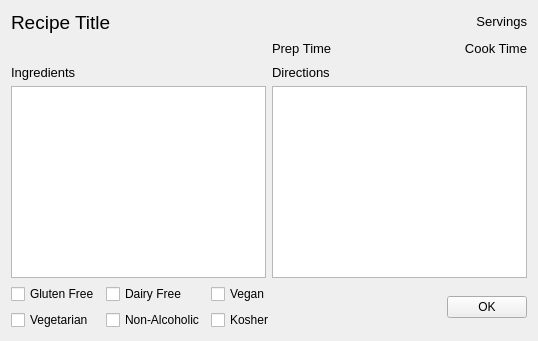
Before: the Qt Designer form UI/RecipeWidgetClaire.ui in ckonz528/ArugulaProjectV2, drawn with Qt 5.
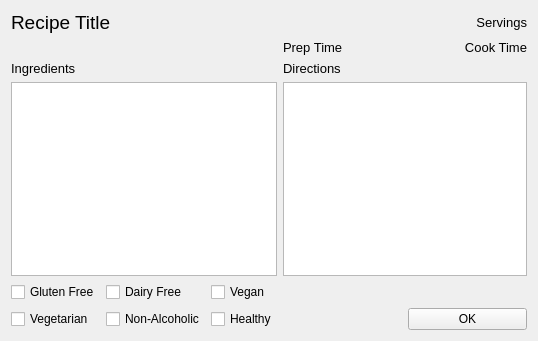
After: the same form once the commit is applied.

Commit message: reworked layout and labels for recipe widget

The edit to the form file:
```diff
--- a/UI/RecipeWidgetClaire.ui
+++ b/UI/RecipeWidgetClaire.ui
@@ -13,11 +13,9 @@
   <property name="windowTitle">
    <string>Form</string>
   </property>
-  <layout class="QVBoxLayout" name="verticalLayout">
-   <item>
-    <layout class="QGridLayout" name="gridLayout_3">
-     <item row="0" column="0">
-      <widget class="QLabel" name="label">
+  <layout class="QGridLayout" name="gridLayout">
+   <item row="0" column="0" colspan="2">
+    <widget class="QLabel" name="L_recipeTitle">
        <property name="font">
         <font>
          <pointsize>14</pointsize>
@@ -28,10 +26,8 @@
        </property>
       </widget>
      </item>
-     <item row="0" column="1" rowspan="2">
-      <layout class="QGridLayout" name="gridLayout_2">
-       <item row="0" column="1">
-        <widget class="QLabel" name="label_3">
+   <item row="0" column="4">
+    <widget class="QLabel" name="L_servings">
          <property name="font">
           <font>
            <pointsize>10</pointsize>
@@ -45,8 +41,8 @@
          </property>
         </widget>
        </item>
-       <item row="1" column="0">
-        <widget class="QLabel" name="label_6">
+   <item row="1" column="3">
+    <widget class="QLabel" name="L_prepTime">
          <property name="font">
           <font>
            <pointsize>10</pointsize>
@@ -57,8 +53,8 @@
          </property>
         </widget>
        </item>
-       <item row="1" column="1">
-        <widget class="QLabel" name="label_5">
+   <item row="1" column="4">
+    <widget class="QLabel" name="L_cookTime">
          <property name="font">
           <font>
            <pointsize>10</pointsize>
@@ -72,25 +68,8 @@
          </property>
         </widget>
        </item>
-      </layout>
-     </item>
-     <item row="1" column="0">
-      <spacer name="verticalSpacer">
-       <property name="orientation">
-        <enum>Qt::Vertical</enum>
-       </property>
-       <property name="sizeHint" stdset="0">
-        <size>
-         <width>20</width>
-         <height>18</height>
-        </size>
-       </property>
-      </spacer>
-     </item>
-     <item row="2" column="0" colspan="2">
-      <layout class="QHBoxLayout" name="horizontalLayout_2">
-       <item>
-        <widget class="QLabel" name="label_2">
+   <item row="2" column="0">
+    <widget class="QLabel" name="L_ingredients">
          <property name="font">
           <font>
            <pointsize>10</pointsize>
@@ -101,8 +80,8 @@
          </property>
         </widget>
        </item>
-       <item>
-        <widget class="QLabel" name="label_7">
+   <item row="2" column="3">
+    <widget class="QLabel" name="L_directions">
          <property name="font">
           <font>
            <pointsize>10</pointsize>
@@ -113,89 +92,60 @@
          </property>
         </widget>
        </item>
-      </layout>
-     </item>
-    </layout>
+   <item row="3" column="0" colspan="3">
+    <widget class="QListWidget" name="LW_ingredientList"/>
+   </item>
+   <item row="3" column="3" colspan="2">
+    <widget class="QTextBrowser" name="TB_directionsText"/>
    </item>
-   <item>
-    <layout class="QHBoxLayout" name="horizontalLayout_3">
-     <item>
-      <widget class="QListView" name="listView"/>
-     </item>
-     <item>
-      <widget class="QTextBrowser" name="textBrowser"/>
-     </item>
-    </layout>
-   </item>
-   <item>
-    <layout class="QHBoxLayout" name="horizontalLayout">
-     <item>
-      <layout class="QGridLayout" name="gridLayout">
-       <item row="0" column="0">
-        <widget class="QCheckBox" name="checkBox">
+   <item row="4" column="0">
+    <widget class="QCheckBox" name="CB_gf">
          <property name="text">
           <string>Gluten Free</string>
          </property>
         </widget>
        </item>
-       <item row="0" column="1">
-        <widget class="QCheckBox" name="checkBox_2">
+   <item row="4" column="1">
+    <widget class="QCheckBox" name="CB_df">
          <property name="text">
           <string>Dairy Free</string>
          </property>
         </widget>
        </item>
-       <item row="0" column="2">
-        <widget class="QCheckBox" name="checkBox_3">
+   <item row="4" column="2">
+    <widget class="QCheckBox" name="CB_vegan">
          <property name="text">
           <string>Vegan</string>
          </property>
         </widget>
        </item>
-       <item row="1" column="0">
-        <widget class="QCheckBox" name="checkBox_4">
+   <item row="5" column="0">
+    <widget class="QCheckBox" name="CB_veg">
          <property name="text">
           <string>Vegetarian</string>
          </property>
         </widget>
        </item>
-       <item row="1" column="1">
-        <widget class="QCheckBox" name="checkBox_5">
+   <item row="5" column="1">
+    <widget class="QCheckBox" name="CB_noAlcohol">
          <property name="text">
           <string>Non-Alcoholic</string>
          </property>
         </widget>
        </item>
-       <item row="1" column="2">
-        <widget class="QCheckBox" name="checkBox_6">
+   <item row="5" column="2">
+    <widget class="QCheckBox" name="CB_healthy">
          <property name="text">
-          <string>Kosher</string>
+      <string>Healthy</string>
          </property>
         </widget>
        </item>
-      </layout>
-     </item>
-     <item>
-      <spacer name="horizontalSpacer">
-       <property name="orientation">
-        <enum>Qt::Horizontal</enum>
-       </property>
-       <property name="sizeHint" stdset="0">
-        <size>
-         <width>40</width>
-         <height>20</height>
-        </size>
-       </property>
-      </spacer>
-     </item>
-     <item>
-      <widget class="QPushButton" name="pushButton">
+   <item row="5" column="4">
+    <widget class="QPushButton" name="PB_ok">
        <property name="text">
         <string>OK</string>
        </property>
       </widget>
-     </item>
-    </layout>
    </item>
   </layout>
  </widget>
```
Lines whose indentation alone changed are shown as unchanged.
